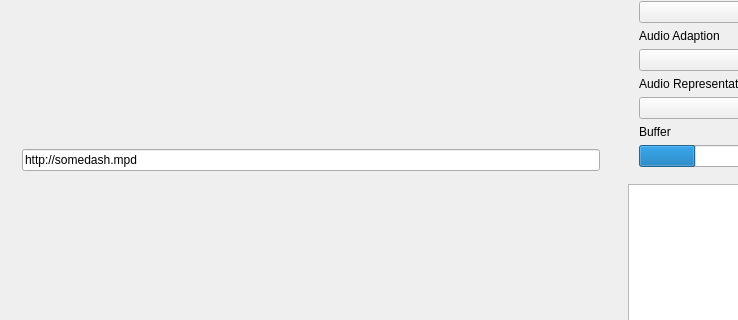
This is libdash/qtsampleplayer/qtsampleplayer.ui in bitmovin/libdash as Qt 5 draws it before an edit; both pictures show x 0 to 738 and y 95 to 415 of the 906 by 516 pixel window. The edited form follows.
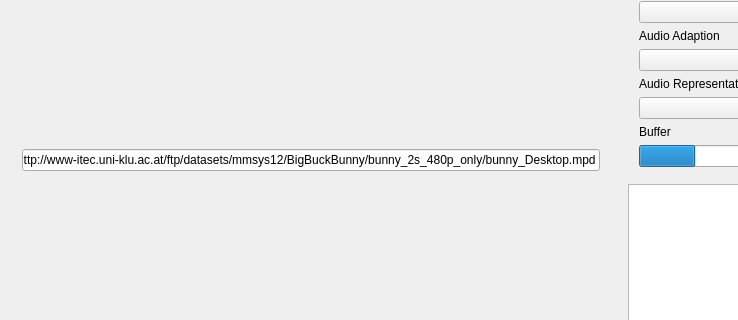
This is the edited form.

```diff
--- a/libdash/qtsampleplayer/qtsampleplayer.ui
+++ b/libdash/qtsampleplayer/qtsampleplayer.ui
@@ -33,7 +33,7 @@
           <bool>true</bool>
          </property>
          <property name="text">
-          <string notr="true">http://somedash.mpd</string>
+          <string notr="true">http://www-itec.uni-klu.ac.at/ftp/datasets/mmsys12/BigBuckBunny/bunny_2s_480p_only/bunny_Desktop.mpd</string>
          </property>
         </widget>
        </item>
```
